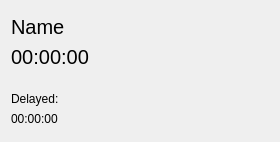
The window that Lab2/timerlistitem.ui (JustTaya/uniProjects_secondYear) describes before a commit, drawn with Qt 5.
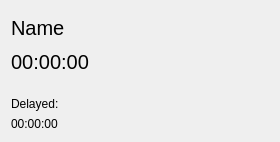
The same window after the commit. Icons and pictures are not drawn.

Patch:
```diff
--- a/Lab2/timerlistitem.ui
+++ b/Lab2/timerlistitem.ui
@@ -10,6 +10,12 @@
     <height>142</height>
    </rect>
   </property>
+  <property name="maximumSize">
+   <size>
+    <width>282</width>
+    <height>142</height>
+   </size>
+  </property>
   <property name="windowTitle">
    <string>Form</string>
   </property>
@@ -92,17 +98,19 @@
 border:2px;
 }</string>
   </property>
-  <layout class="QGridLayout" name="gridLayout_3">
-   <item row="0" column="0">
-    <layout class="QGridLayout" name="gridLayout">
-     <item row="0" column="0">
+  <layout class="QVBoxLayout" name="verticalLayout">
+   <item>
       <widget class="QLabel" name="Name_label">
        <property name="text">
         <string>Name</string>
        </property>
       </widget>
      </item>
-     <item row="1" column="0">
+   <item>
+    <layout class="QGridLayout" name="gridLayout_3">
+     <item row="0" column="0">
+      <layout class="QGridLayout" name="gridLayout">
+       <item row="0" column="0">
       <widget class="QLabel" name="timerTime">
        <property name="styleSheet">
         <string notr="true"/>
@@ -115,7 +123,7 @@
        </property>
       </widget>
      </item>
-     <item row="2" column="0">
+       <item row="1" column="0">
       <spacer name="horizontalSpacer">
        <property name="orientation">
         <enum>Qt::Horizontal</enum>
@@ -128,14 +136,14 @@
        </property>
       </spacer>
      </item>
-     <item row="3" column="0">
+       <item row="2" column="0">
       <widget class="QLabel" name="delayedLabel">
        <property name="text">
         <string>Delayed:</string>
        </property>
       </widget>
      </item>
-     <item row="4" column="0">
+       <item row="3" column="0">
       <widget class="QLabel" name="delayedTime">
        <property name="text">
         <string>00:00:00</string>
@@ -180,6 +188,8 @@
         <string/>
        </property>
       </widget>
+       </item>
+      </layout>
      </item>
     </layout>
    </item>
```
Lines whose indentation alone changed are shown as unchanged.
